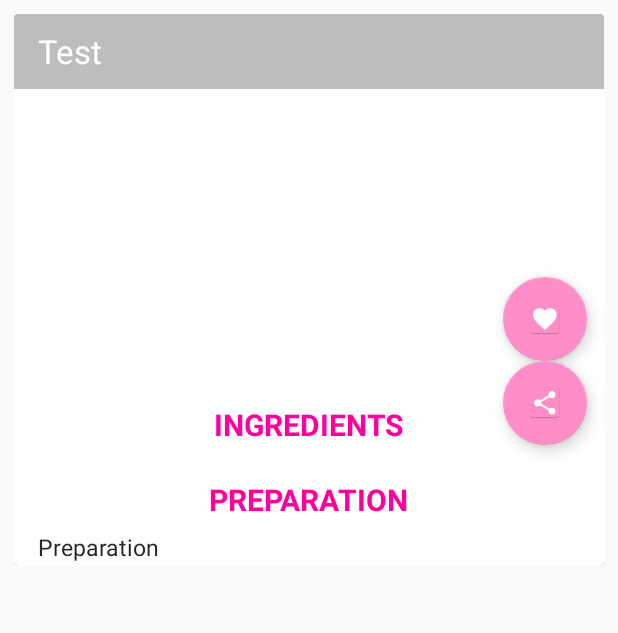
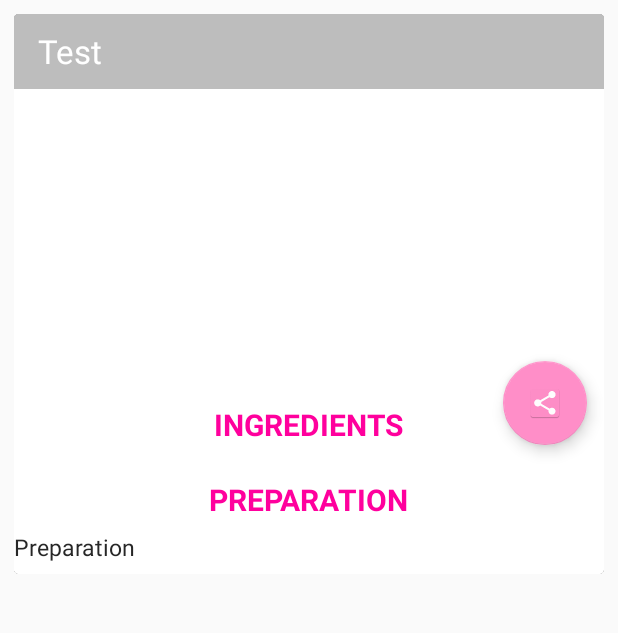
Before and after one commit to ThodlyPersonalCoding/SaveursLocales, an Android app: the DetailsActivity screen opened directly, with no data from a screen before it, on a phone screen of 412 x 824 dp, the part 84-717 px from its top. Run offline under Robolectric (Android 15) with nearby library versions, the phone set to English and light mode, and no system bars; our stand-ins replace ButterKnife, Picasso; libraries missing offline, so code that uses them is left out: com.backendless, com.backendless.async, com.backendless.exceptions; pictures from the network do not load; 5 statements that could not run were skipped.

Commit message:
design modification made on listview recette

```diff
--- a/app/src/main/java/com/example/thodlydugue/saveurslocales/ApperitifsActivity.java
+++ b/app/src/main/java/com/example/thodlydugue/saveurslocales/ApperitifsActivity.java
@@ -59,7 +59,7 @@ public class ApperitifsActivity extends AppCompatActivity {
             }
         });
 
-        getSupportActionBar().setTitle("Apperitifs");
+        getSupportActionBar().setTitle("Apperitifs/Salades");
 
 
         Backendless.initApp(getApplicationContext(), AplicationID, SecretKey);
--- a/app/src/main/java/com/example/thodlydugue/saveurslocales/CategorieMenuActivity.java
+++ b/app/src/main/java/com/example/thodlydugue/saveurslocales/CategorieMenuActivity.java
@@ -18,7 +18,7 @@ import android.widget.TextView;
 public class CategorieMenuActivity extends AppCompatActivity {
 
     ListView list;
-    String titles [] = {"Apperitifs", "Desserts", "Boissons", "Viandes", "Poissons", "Soupes"};
+    String titles [] = {"Apperitifs/Salades", "Desserts", "Boissons", "Viandes", "Poissons", "Soupes"};
     int imgs [] = {R.drawable.antipasto, R.drawable.cupcake, R.drawable.lemonade, R.drawable.chickenoutline, R.drawable.fish, R.drawable.bowl};
 
     @Override
--- a/app/src/main/java/com/example/thodlydugue/saveurslocales/DetailsActivity.java
+++ b/app/src/main/java/com/example/thodlydugue/saveurslocales/DetailsActivity.java
@@ -83,13 +83,13 @@ public class DetailsActivity extends AppCompatActivity {
             }
         });
 
-        btnfav=(FloatingActionButton)findViewById(R.id.floatingActionButton);
-        btnfav.setOnClickListener(new View.OnClickListener(){
-            public void onClick(View v) {
-                savefavorite();
+        //btnfav=(FloatingActionButton)findViewById(R.id.floatingActionButton);
+        //btnfav.setOnClickListener(new View.OnClickListener(){
+            //public void onClick(View v) {
+             //   savefavorite();
 
-            }
-        });
+           // }
+       // });
     }
 
 
--- a/app/src/main/res/layout/activity_details.xml
+++ b/app/src/main/res/layout/activity_details.xml
@@ -21,8 +21,7 @@
 
     <ScrollView
         android:layout_width="match_parent"
-        android:layout_height="match_parent"
-        android:layout_alignParentStart="true"
+        android:layout_height="wrap_content"
         android:layout_alignParentTop="true">
 
         <android.support.v7.widget.CardView
@@ -119,23 +118,13 @@
                     android:layout_width="match_parent"
                     android:layout_height="wrap_content"
                     android:layout_below="@+id/linearIn"
-                    android:gravity="left|center"
-                    android:paddingBottom="2dp"
-                    android:paddingLeft="@dimen/activity_horizontal_margin"
+                    android:gravity="left"
+                    android:paddingBottom="7dp"
                     android:paddingRight="@dimen/activity_horizontal_margin"
                     android:paddingTop="5dp"
                     android:text="Preparation"
                     android:textColor="#ff272727"
                     android:textSize="15sp" />
-
-                <android.support.design.widget.FloatingActionButton
-                    android:id="@+id/floatingActionButton"
-                    android:layout_width="wrap_content"
-                    android:layout_height="wrap_content"
-                    android:layout_above="@+id/floatingActionButton2"
-                    android:layout_alignStart="@+id/floatingActionButton2"
-                    android:clickable="true"
-                    card_view:srcCompat="@mipmap/ic_favorite" />
 
                 <android.support.design.widget.FloatingActionButton
                     android:id="@+id/floatingActionButton2"
```
